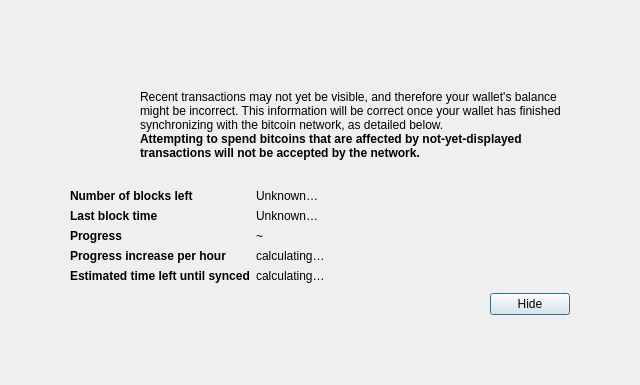
Old version of the form src/qt/forms/modaloverlay.ui in the repository bitcoinknots/bitcoin.
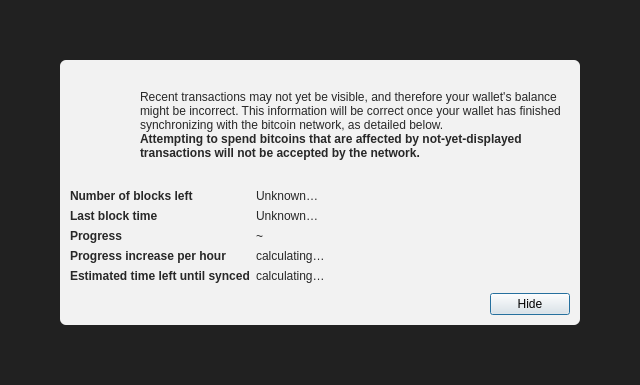
New version of the form.

Commit message: Diff-minimise

```diff
--- a/src/qt/forms/modaloverlay.ui
+++ b/src/qt/forms/modaloverlay.ui
@@ -31,6 +31,9 @@
    </property>
    <item>
     <widget class="QWidget" name="bgWidget" native="true">
+     <property name="styleSheet">
+      <string notr="true">#bgWidget { background: rgba(0,0,0,220); }</string>
+     </property>
      <layout class="QVBoxLayout" name="verticalLayoutMain" stretch="1">
       <property name="leftMargin">
        <number>60</number>
@@ -46,6 +49,11 @@
       </property>
       <item>
        <widget class="QWidget" name="contentWidget" native="true">
+        <property name="styleSheet">
+         <string notr="true">#contentWidget { background: rgba(255,255,255,240); border-radius: 6px; }
+
+QLabel { color: rgb(40,40,40);  }</string>
+        </property>
         <layout class="QVBoxLayout" name="verticalLayoutSub" stretch="1,0,0,0">
          <property name="spacing">
           <number>0</number>
```
The commit also changes 1 other file.
